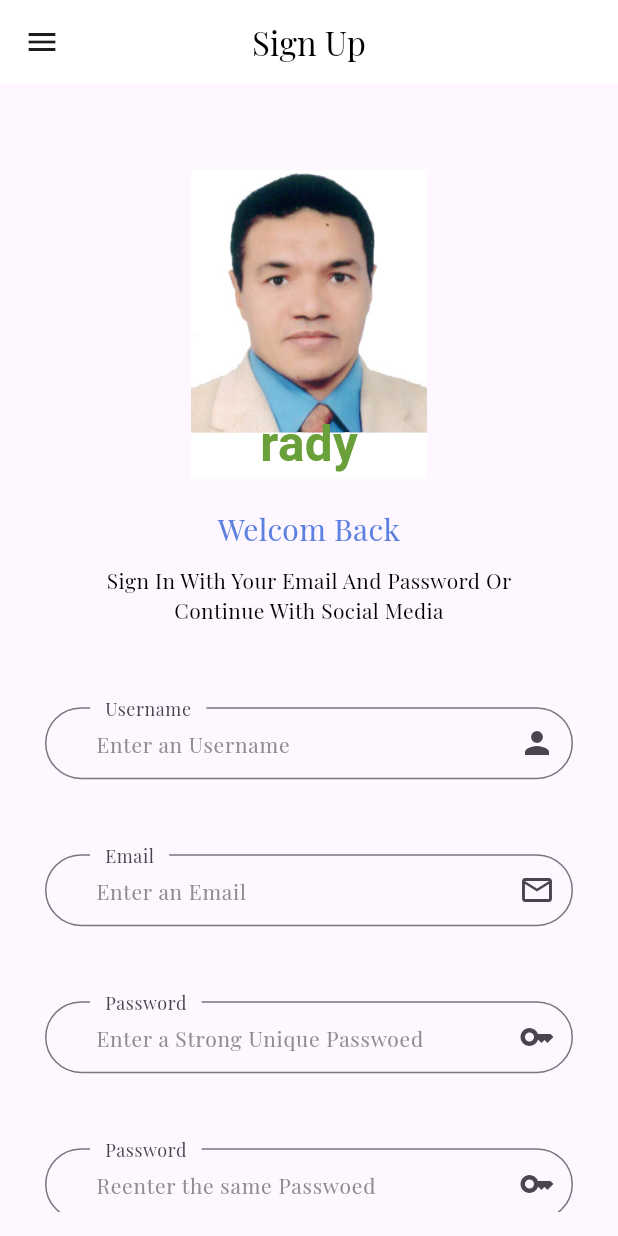
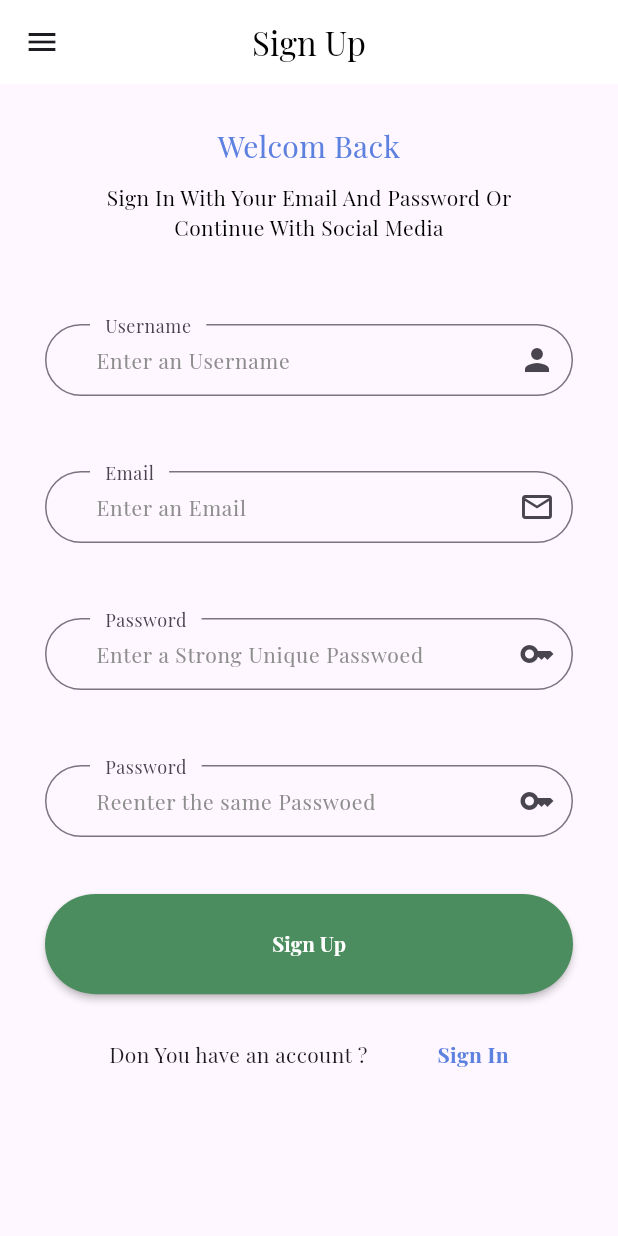
Before and after one commit to enrahsn/ecomerce, a Flutter app: the SignUp screen opened by its route, on a phone screen of 412 x 824 dp. Run offline on Flutter 3.47's test engine with Material 3 defaults, Android fonts, the phone set to English and light mode, and no system bars; our stand-ins replace get, shared_preferences; missing offline and left inert: firebaseauth; accounts and stored records are empty; Roboto replaces fonts that are missing (Pacifico).

Commit message:
23*4*2024

```diff
--- a/lib/views/screens/sign_up.dart
+++ b/lib/views/screens/sign_up.dart
@@ -1,8 +1,6 @@
 import 'package:ecommerce/models/core/class/index.dart';
 import 'package:flutter/material.dart';
 import 'package:get/get.dart';
-import '../../models/core/class/login_ctrl.dart';
-import '../../models/core/logo_h.dart';
 import '../../models/core/onboarding/button_h.dart';
 import '../../models/core/title_txt.dart';
 import '../../models/core/txt_form_auth.dart';
@@ -30,9 +28,9 @@ class SignUp extends StatelessWidget {
         padding: const EdgeInsets.symmetric(vertical: 16, horizontal: 30),
         child: ListView(children: [
           // Image.asset('assets/images/r.png'),
-          const MyLogo(
-            txt: 'rady',
-          ),
+          // const MyLogo(
+          //   txt: 'rady',
+          // ),
           const SizedBox(
             height: 10,
           ),
```
Also changed, not shown: assets/images/onbrgng2.png (renamed from assets/images/onbrgng2.jpeg).
